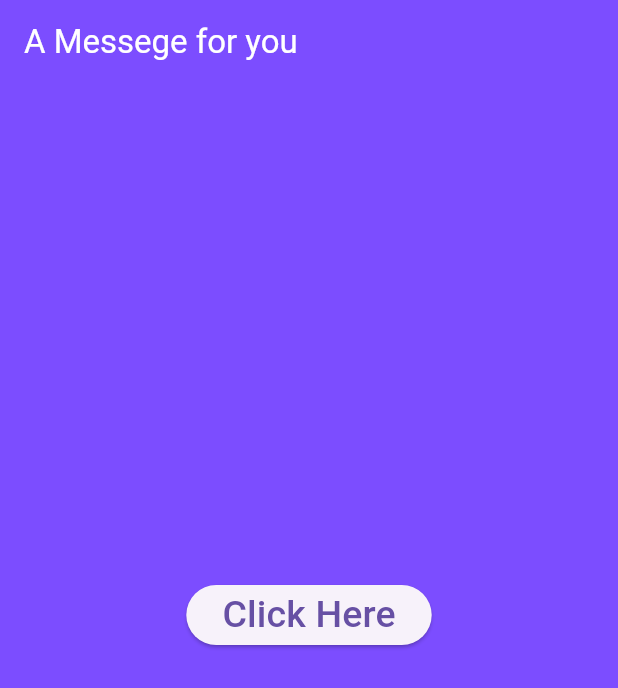
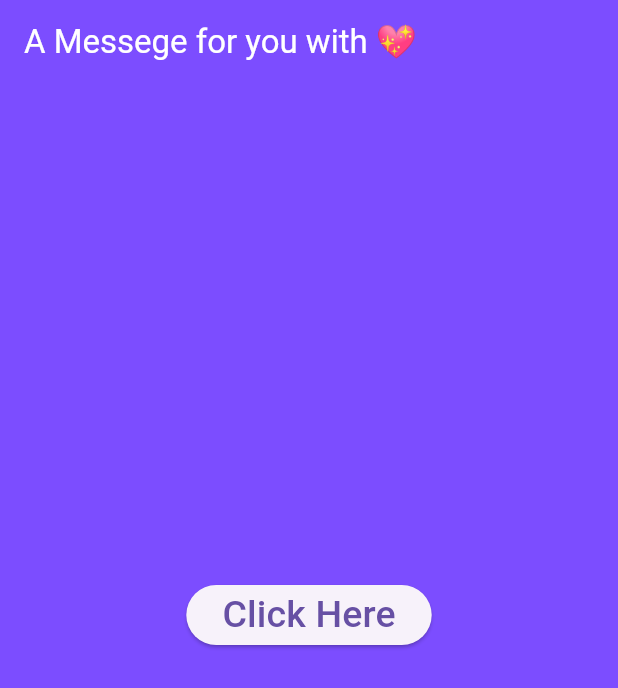
Before and after one commit to harsh082ip/GitHub-Actions-Demo, a Flutter app: the screen it shows after launch, on a phone screen of 412 x 824 dp. Shown: the top 688 px of the screen. Run offline on Flutter 3.47's test engine with Material 2 defaults, Android fonts, the phone set to English and light mode, and no system bars.

Commit message:
some changes made

```diff
--- a/lib/home_screen.dart
+++ b/lib/home_screen.dart
@@ -19,7 +19,7 @@ class _HomePageState extends State<HomePage> {
     return Scaffold(
       appBar: AppBar(
         title: const Text(
-          'A Messege for you',
+          'A Messege for you with 💖',
           style: TextStyle(color: Colors.white),
         ),
         backgroundColor: Colors.deepPurpleAccent,
```
